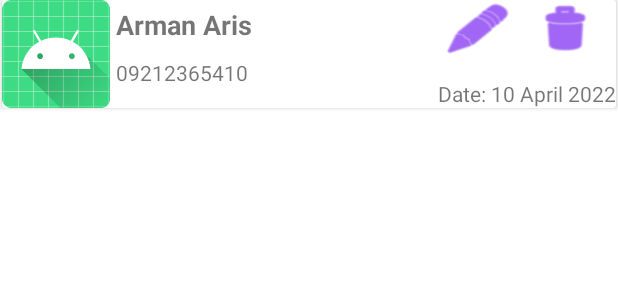
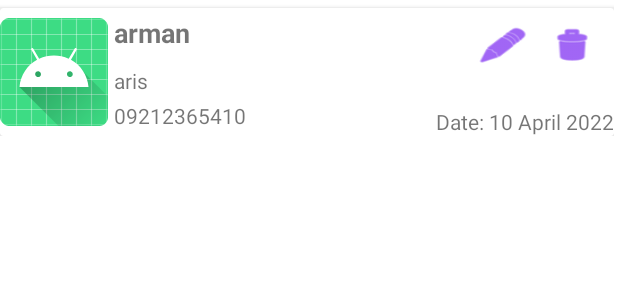
Before and after one commit to ArmanAris/SQLite, an Android app: the layout profile_view.xml on its own in the app's theme, with its tools: preview values and no code run, on a phone screen of 412 x 824 dp. Shown: the top 300 px of the screen. Run offline under Robolectric (Android 15) with nearby library versions, the phone set to English and light mode, and no system bars.

```diff
--- a/app/src/main/java/com/example/database/db/Profile_Table.kt
+++ b/app/src/main/java/com/example/database/db/Profile_Table.kt
@@ -59,6 +59,8 @@ class Profile_Table(context: Context) : SQLiteOpenHelper(context, name_db, null,
             profile.phone_number = cursor.getString(cursor.getColumnIndex(phone_number_c).toInt())
             profile.data = cursor.getLong(cursor.getColumnIndex(date_c).toInt())
 
+
+            // dont need
             var dateformat: DateFormat = DateFormat.getDateInstance()
             var datedate =
                 dateformat.format(Date(cursor.getLong(cursor.getColumnIndex(date_c).toInt())).time)
--- a/app/src/main/res/layout/activity_page2.xml
+++ b/app/src/main/res/layout/activity_page2.xml
@@ -7,6 +7,7 @@
     tools:context=".page2">
 
     <androidx.recyclerview.widget.RecyclerView
+        android:id="@+id/arman"
         android:layout_width="409dp"
         android:layout_height="729dp"
         android:layout_marginStart="1dp"
--- a/app/src/main/res/layout/profile_view.xml
+++ b/app/src/main/res/layout/profile_view.xml
@@ -2,12 +2,13 @@
 <androidx.constraintlayout.widget.ConstraintLayout xmlns:android="http://schemas.android.com/apk/res/android"
     xmlns:app="http://schemas.android.com/apk/res-auto"
     xmlns:tools="http://schemas.android.com/tools"
-    android:layout_width="match_parent"
-    android:layout_height="match_parent">
+    android:layout_width="wrap_content"
+    android:layout_height="wrap_content">
 
     <androidx.cardview.widget.CardView
         android:layout_width="409dp"
         android:layout_height="wrap_content"
+        android:layout_marginTop="5dp"
         app:layout_constraintEnd_toEndOf="parent"
         app:layout_constraintStart_toStartOf="parent"
         app:layout_constraintTop_toTopOf="parent">
@@ -16,29 +17,40 @@
             android:layout_width="match_parent"
             android:layout_height="match_parent">
 
+            <TextView
+                android:id="@+id/phone_number_textView"
+                android:layout_width="wrap_content"
+                android:layout_height="wrap_content"
+                android:layout_below="@id/last_name_textView"
+                android:layout_marginLeft="4dp"
+                android:layout_marginTop="4dp"
+                android:layout_toRightOf="@id/imageView"
+                android:text="09212365410" />
+
             <Button
-                android:id="@+id/button"
-                android:layout_width="48dp"
-                android:layout_height="48dp"
-                android:layout_alignBottom="@id/textView"
+                android:id="@+id/button_delete"
+                android:layout_width="36dp"
+                android:layout_height="27dp"
+                android:layout_alignBottom="@id/first_name_viewtext"
                 android:layout_alignParentRight="true"
                 android:layout_marginLeft="10dp"
                 android:layout_marginEnd="10dp"
                 android:background="@android:drawable/ic_menu_delete"
-                tools:ignore="SpeakableTextPresentCheck,SpeakableTextPresentCheck" />
+                tools:ignore="SpeakableTextPresentCheck,SpeakableTextPresentCheck,TouchTargetSizeCheck" />
 
             <Button
-                android:id="@+id/button2"
-                android:layout_width="48dp"
-                android:layout_height="48dp"
-                android:layout_alignBottom="@id/textView"
+                android:id="@+id/button_edit"
+                android:layout_width="36dp"
+                android:layout_height="27dp"
+                android:layout_alignBottom="@id/first_name_viewtext"
                 android:layout_marginEnd="10dp"
-                android:layout_toLeftOf="@id/button"
+                android:layout_marginRight="22dp"
+                android:layout_toLeftOf="@id/button_delete"
                 android:background="@android:drawable/ic_menu_edit"
-                tools:ignore="SpeakableTextPresentCheck" />
+                tools:ignore="SpeakableTextPresentCheck,TouchTargetSizeCheck" />
 
             <TextView
-                android:id="@+id/textView3"
+                android:id="@+id/date_textView"
                 android:layout_width="wrap_content"
                 android:layout_height="wrap_content"
                 android:layout_alignBottom="@id/imageView"
@@ -46,30 +58,30 @@
                 android:text="Date: 10 April 2022" />
 
             <TextView
-                android:id="@+id/textView2"
+                android:id="@+id/last_name_textView"
                 android:layout_width="wrap_content"
                 android:layout_height="wrap_content"
-                android:layout_below="@id/textView"
+                android:layout_below="@id/first_name_viewtext"
                 android:layout_marginLeft="4dp"
                 android:layout_toRightOf="@id/imageView"
-                android:text="09212365410" />
+                android:text="aris" />
 
             <TextView
-                android:id="@+id/textView"
+                android:id="@+id/first_name_viewtext"
                 android:layout_width="wrap_content"
                 android:layout_height="wrap_content"
                 android:layout_marginLeft="4dp"
                 android:layout_marginTop="4dp"
                 android:layout_toRightOf="@id/imageView"
                 android:paddingBottom="10dp"
-                android:text="Arman Aris"
+                android:text="arman"
                 android:textSize="18sp"
                 android:textStyle="bold" />
 
             <ImageView
                 android:id="@+id/imageView"
                 android:layout_width="wrap_content"
-                android:layout_height="wrap_content"
+                android:layout_height="85dp"
                 android:contentDescription="@string/image"
                 app:srcCompat="@mipmap/ic_launcher" />
         </RelativeLayout>
```
Also changed, not shown: app/src/main/java/com/example/database/Adaptor/Adaptor_database.kt (added, +42 -0 lines), app/src/main/java/com/example/database/MainActivity.kt (+15 -3 lines), app/src/main/java/com/example/database/data/Profile.kt (+9 -0 lines), app/src/main/java/com/example/database/page2.kt (+21 -0 lines), app/src/main/res/layout/activity_main.xml (+12 -0 lines).
